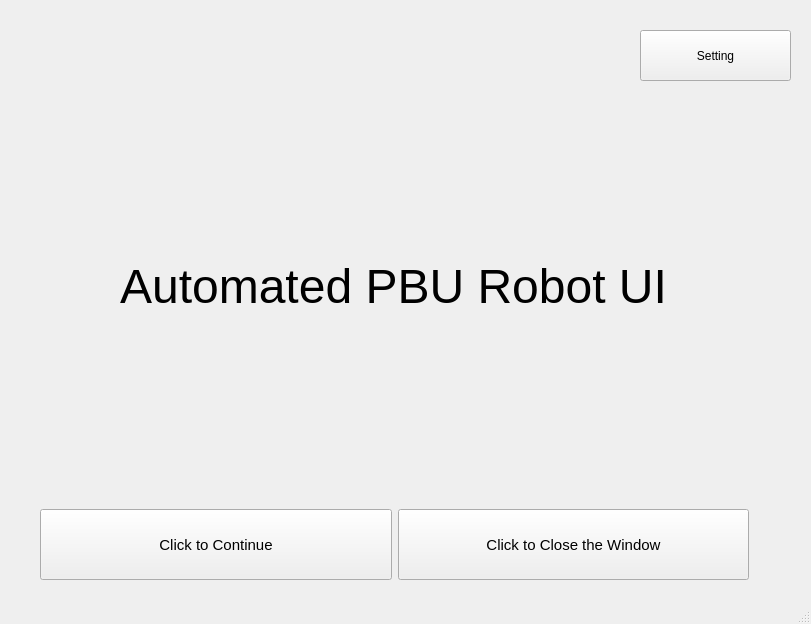
mokzhizhuan/GreyForm_UIs, file Greyform-linux/Python_Application/UI_Design/mainframe.ui: the form before one commit.
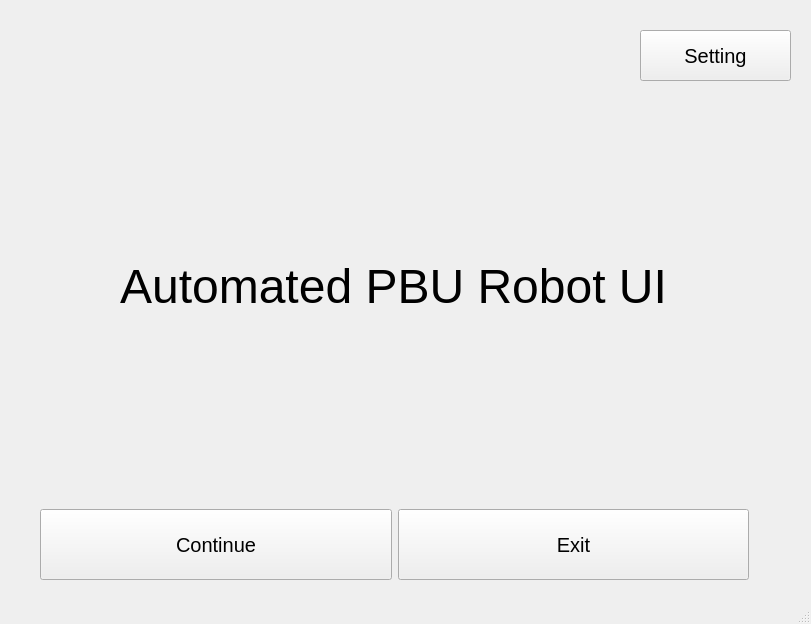
The form after the commit.

What changed in the file:
```diff
--- a/Greyform-linux/Python_Application/UI_Design/mainframe.ui
+++ b/Greyform-linux/Python_Application/UI_Design/mainframe.ui
@@ -45,6 +45,11 @@
         <verstretch>0</verstretch>
        </sizepolicy>
       </property>
+      <property name="font">
+       <font>
+        <pointsize>15</pointsize>
+       </font>
+      </property>
       <property name="text">
        <string>Setting</string>
       </property>
@@ -116,8 +121,13 @@
              <verstretch>0</verstretch>
             </sizepolicy>
            </property>
+           <property name="font">
+            <font>
+             <pointsize>15</pointsize>
+            </font>
+           </property>
            <property name="text">
-            <string>Click to Continue</string>
+            <string>Continue</string>
            </property>
            <property name="checkable">
             <bool>false</bool>
@@ -132,8 +142,13 @@
              <verstretch>0</verstretch>
             </sizepolicy>
            </property>
+           <property name="font">
+            <font>
+             <pointsize>15</pointsize>
+            </font>
+           </property>
            <property name="text">
-            <string>Click to Close the Window</string>
+            <string>Exit</string>
            </property>
            <property name="checkable">
             <bool>false</bool>
```
Left out of the diff: 2 changed lines with no effect on the pictures.
